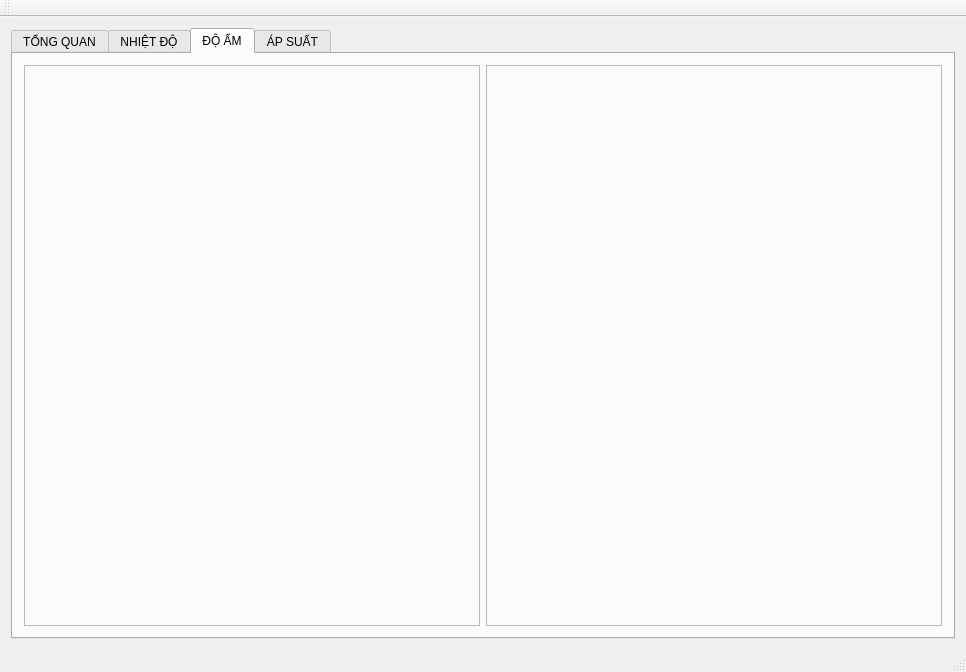
First picture: the form in mainwindow.ui, repository beanredarmy/gateway_graphic, before the edit.
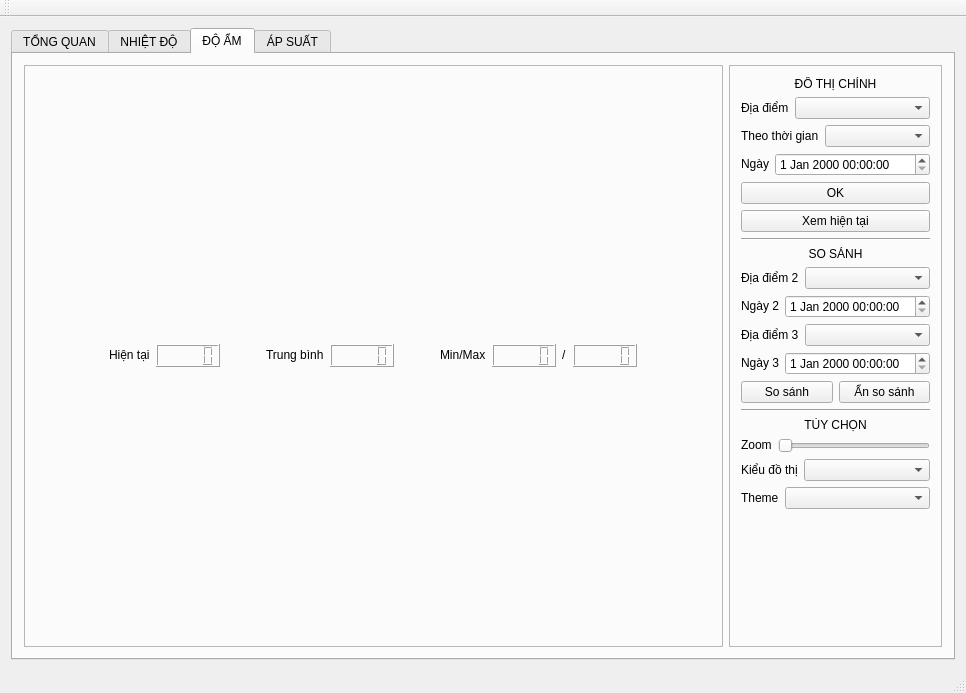
Second picture: the form after the edit. The open tabs and pages were chosen to show the change.

```diff
--- a/mainwindow.ui
+++ b/mainwindow.ui
@@ -7,7 +7,7 @@
     <x>0</x>
     <y>0</y>
     <width>966</width>
-    <height>672</height>
+    <height>693</height>
    </rect>
   </property>
   <property name="windowTitle">
@@ -796,12 +796,568 @@
         </item>
         <item row="0" column="1">
          <widget class="QFrame" name="frame_option_humi">
+          <property name="sizePolicy">
+           <sizepolicy hsizetype="Fixed" vsizetype="Minimum">
+            <horstretch>0</horstretch>
+            <verstretch>0</verstretch>
+           </sizepolicy>
+          </property>
           <property name="frameShape">
            <enum>QFrame::StyledPanel</enum>
           </property>
           <property name="frameShadow">
            <enum>QFrame::Raised</enum>
           </property>
+          <layout class="QGridLayout" name="gridLayout_9">
+           <item row="0" column="0">
+            <layout class="QVBoxLayout" name="verticalLayout_4">
+             <item>
+              <widget class="QLabel" name="label_36">
+               <property name="text">
+                <string>ĐỒ THỊ CHÍNH</string>
+               </property>
+               <property name="alignment">
+                <set>Qt::AlignCenter</set>
+               </property>
+              </widget>
+             </item>
+             <item>
+              <layout class="QHBoxLayout" name="horizontalLayout_33">
+               <property name="sizeConstraint">
+                <enum>QLayout::SetFixedSize</enum>
+               </property>
+               <item>
+                <widget class="QLabel" name="label_37">
+                 <property name="sizePolicy">
+                  <sizepolicy hsizetype="Maximum" vsizetype="Fixed">
+                   <horstretch>0</horstretch>
+                   <verstretch>0</verstretch>
+                  </sizepolicy>
+                 </property>
+                 <property name="text">
+                  <string>Địa điểm</string>
+                 </property>
+                </widget>
+               </item>
+               <item>
+                <widget class="QComboBox" name="cmbBox_humi_place">
+                 <property name="sizePolicy">
+                  <sizepolicy hsizetype="Minimum" vsizetype="Fixed">
+                   <horstretch>0</horstretch>
+                   <verstretch>0</verstretch>
+                  </sizepolicy>
+                 </property>
+                 <property name="editable">
+                  <bool>false</bool>
+                 </property>
+                 <property name="currentText">
+                  <string/>
+                 </property>
+                </widget>
+               </item>
+              </layout>
+             </item>
+             <item>
+              <layout class="QHBoxLayout" name="horizontalLayout_34">
+               <item>
+                <widget class="QLabel" name="label_38">
+                 <property name="sizePolicy">
+                  <sizepolicy hsizetype="Maximum" vsizetype="Fixed">
+                   <horstretch>0</horstretch>
+                   <verstretch>0</verstretch>
+                  </sizepolicy>
+                 </property>
+                 <property name="text">
+                  <string>Theo thời gian</string>
+                 </property>
+                </widget>
+               </item>
+               <item>
+                <widget class="QComboBox" name="cmbBox_humi_dateMode">
+                 <property name="sizePolicy">
+                  <sizepolicy hsizetype="Minimum" vsizetype="Fixed">
+                   <horstretch>0</horstretch>
+                   <verstretch>0</verstretch>
+                  </sizepolicy>
+                 </property>
+                </widget>
+               </item>
+              </layout>
+             </item>
+             <item>
+              <layout class="QHBoxLayout" name="horizontalLayout_35">
+               <property name="sizeConstraint">
+                <enum>QLayout::SetFixedSize</enum>
+               </property>
+               <item>
+                <widget class="QLabel" name="label_39">
+                 <property name="sizePolicy">
+                  <sizepolicy hsizetype="Maximum" vsizetype="Fixed">
+                   <horstretch>0</horstretch>
+                   <verstretch>0</verstretch>
+                  </sizepolicy>
+                 </property>
+                 <property name="text">
+                  <string>Ngày</string>
+                 </property>
+                </widget>
+               </item>
+               <item>
+                <widget class="QDateTimeEdit" name="dateEdit_humi_date"/>
+               </item>
+              </layout>
+             </item>
+             <item>
+              <widget class="QPushButton" name="pushButton_temp_OK_2">
+               <property name="sizePolicy">
+                <sizepolicy hsizetype="Minimum" vsizetype="Fixed">
+                 <horstretch>0</horstretch>
+                 <verstretch>0</verstretch>
+                </sizepolicy>
+               </property>
+               <property name="layoutDirection">
+                <enum>Qt::LeftToRight</enum>
+               </property>
+               <property name="text">
+                <string>OK</string>
+               </property>
+              </widget>
+             </item>
+             <item>
+              <widget class="QPushButton" name="pushButton_temp_viewNow_2">
+               <property name="text">
+                <string>Xem hiện tại</string>
+               </property>
+              </widget>
+             </item>
+             <item>
+              <widget class="Line" name="line_3">
+               <property name="orientation">
+                <enum>Qt::Horizontal</enum>
+               </property>
+              </widget>
+             </item>
+             <item>
+              <widget class="QLabel" name="label_40">
+               <property name="text">
+                <string>SO SÁNH</string>
+               </property>
+               <property name="alignment">
+                <set>Qt::AlignCenter</set>
+               </property>
+              </widget>
+             </item>
+             <item>
+              <layout class="QHBoxLayout" name="horizontalLayout_36">
+               <item>
+                <widget class="QLabel" name="label_41">
+                 <property name="sizePolicy">
+                  <sizepolicy hsizetype="Maximum" vsizetype="Fixed">
+                   <horstretch>0</horstretch>
+                   <verstretch>0</verstretch>
+                  </sizepolicy>
+                 </property>
+                 <property name="text">
+                  <string>Địa điểm 2</string>
+                 </property>
+                </widget>
+               </item>
+               <item>
+                <widget class="QComboBox" name="cmbBox_humi_place2">
+                 <property name="sizePolicy">
+                  <sizepolicy hsizetype="Minimum" vsizetype="Fixed">
+                   <horstretch>0</horstretch>
+                   <verstretch>0</verstretch>
+                  </sizepolicy>
+                 </property>
+                </widget>
+               </item>
+              </layout>
+             </item>
+             <item>
+              <layout class="QHBoxLayout" name="horizontalLayout_37">
+               <property name="sizeConstraint">
+                <enum>QLayout::SetFixedSize</enum>
+               </property>
+               <item>
+                <widget class="QLabel" name="label_42">
+                 <property name="sizePolicy">
+                  <sizepolicy hsizetype="Maximum" vsizetype="Fixed">
+                   <horstretch>0</horstretch>
+                   <verstretch>0</verstretch>
+                  </sizepolicy>
+                 </property>
+                 <property name="text">
+                  <string>Ngày 2</string>
+                 </property>
+                </widget>
+               </item>
+               <item>
+                <widget class="QDateTimeEdit" name="dateEdit_humi_date2"/>
+               </item>
+              </layout>
+             </item>
+             <item>
+              <layout class="QHBoxLayout" name="horizontalLayout_38">
+               <item>
+                <widget class="QLabel" name="label_43">
+                 <property name="sizePolicy">
+                  <sizepolicy hsizetype="Maximum" vsizetype="Fixed">
+                   <horstretch>0</horstretch>
+                   <verstretch>0</verstretch>
+                  </sizepolicy>
+                 </property>
+                 <property name="text">
+                  <string>Địa điểm 3</string>
+                 </property>
+                </widget>
+               </item>
+               <item>
+                <widget class="QComboBox" name="cmbBox_humi_place3">
+                 <property name="sizePolicy">
+                  <sizepolicy hsizetype="Minimum" vsizetype="Fixed">
+                   <horstretch>0</horstretch>
+                   <verstretch>0</verstretch>
+                  </sizepolicy>
+                 </property>
+                </widget>
+               </item>
+              </layout>
+             </item>
+             <item>
+              <layout class="QHBoxLayout" name="horizontalLayout_39">
+               <property name="sizeConstraint">
+                <enum>QLayout::SetFixedSize</enum>
+               </property>
+               <item>
+                <widget class="QLabel" name="label_44">
+                 <property name="sizePolicy">
+                  <sizepolicy hsizetype="Maximum" vsizetype="Fixed">
+                   <horstretch>0</horstretch>
+                   <verstretch>0</verstretch>
+                  </sizepolicy>
+                 </property>
+                 <property name="text">
+                  <string>Ngày 3</string>
+                 </property>
+                </widget>
+               </item>
+               <item>
+                <widget class="QDateTimeEdit" name="dateEdit_humi_date3"/>
+               </item>
+              </layout>
+             </item>
+             <item>
+              <layout class="QHBoxLayout" name="horizontalLayout_40">
+               <item>
+                <widget class="QPushButton" name="pushBtn_humi_compare">
+                 <property name="sizePolicy">
+                  <sizepolicy hsizetype="Minimum" vsizetype="Minimum">
+                   <horstretch>0</horstretch>
+                   <verstretch>0</verstretch>
+                  </sizepolicy>
+                 </property>
+                 <property name="text">
+                  <string>So sánh</string>
+                 </property>
+                </widget>
+               </item>
+               <item>
+                <widget class="QPushButton" name="pushBtn_humi_notCompare">
+                 <property name="sizePolicy">
+                  <sizepolicy hsizetype="Minimum" vsizetype="Fixed">
+                   <horstretch>0</horstretch>
+                   <verstretch>0</verstretch>
+                  </sizepolicy>
+                 </property>
+                 <property name="text">
+                  <string>Ẩn so sánh</string>
+                 </property>
+                </widget>
+               </item>
+              </layout>
+             </item>
+             <item>
+              <widget class="Line" name="line_4">
+               <property name="orientation">
+                <enum>Qt::Horizontal</enum>
+               </property>
+              </widget>
+             </item>
+             <item>
+              <widget class="QLabel" name="label_45">
+               <property name="text">
+                <string>TÙY CHỌN</string>
+               </property>
+               <property name="alignment">
+                <set>Qt::AlignCenter</set>
+               </property>
+              </widget>
+             </item>
+             <item>
+              <layout class="QHBoxLayout" name="horizontalLayout_41">
+               <item>
+                <widget class="QLabel" name="label_46">
+                 <property name="sizePolicy">
+                  <sizepolicy hsizetype="Maximum" vsizetype="Fixed">
+                   <horstretch>0</horstretch>
+                   <verstretch>0</verstretch>
+                  </sizepolicy>
+                 </property>
+                 <property name="text">
+                  <string>Zoom</string>
+                 </property>
+                </widget>
+               </item>
+               <item>
+                <widget class="QSlider" name="horizontalSlider_2">
+                 <property name="sizePolicy">
+                  <sizepolicy hsizetype="Minimum" vsizetype="Fixed">
+                   <horstretch>0</horstretch>
+                   <verstretch>0</verstretch>
+                  </sizepolicy>
+                 </property>
+                 <property name="orientation">
+                  <enum>Qt::Horizontal</enum>
+                 </property>
+                </widget>
+               </item>
+              </layout>
+             </item>
+             <item>
+              <layout class="QHBoxLayout" name="horizontalLayout_42">
+               <property name="sizeConstraint">
+                <enum>QLayout::SetFixedSize</enum>
+               </property>
+               <item>
+                <widget class="QLabel" name="label_47">
+                 <property name="sizePolicy">
+                  <sizepolicy hsizetype="Maximum" vsizetype="Fixed">
+                   <horstretch>0</horstretch>
+                   <verstretch>0</verstretch>
+                  </sizepolicy>
+                 </property>
+                 <property name="text">
+                  <string>Kiểu đồ thị</string>
+                 </property>
+                </widget>
+               </item>
+               <item>
+                <widget class="QComboBox" name="cmbBox_humi_graphMode">
+                 <property name="sizePolicy">
+                  <sizepolicy hsizetype="Minimum" vsizetype="Fixed">
+                   <horstretch>0</horstretch>
+                   <verstretch>0</verstretch>
+                  </sizepolicy>
+                 </property>
+                </widget>
+               </item>
+              </layout>
+             </item>
+             <item>
+              <layout class="QHBoxLayout" name="horizontalLayout_43">
+               <item>
+                <widget class="QLabel" name="label_48">
+                 <property name="sizePolicy">
+                  <sizepolicy hsizetype="Maximum" vsizetype="Fixed">
+                   <horstretch>0</horstretch>
+                   <verstretch>0</verstretch>
+                  </sizepolicy>
+                 </property>
+                 <property name="text">
+                  <string>Theme</string>
+                 </property>
+                </widget>
+               </item>
+               <item>
+                <widget class="QComboBox" name="comboBox_3">
+                 <property name="sizePolicy">
+                  <sizepolicy hsizetype="Minimum" vsizetype="Fixed">
+                   <horstretch>0</horstretch>
+                   <verstretch>0</verstretch>
+                  </sizepolicy>
+                 </property>
+                </widget>
+               </item>
+              </layout>
+             </item>
+            </layout>
+           </item>
+           <item row="1" column="0">
+            <spacer name="verticalSpacer_2">
+             <property name="orientation">
+              <enum>Qt::Vertical</enum>
+             </property>
+             <property name="sizeHint" stdset="0">
+              <size>
+               <width>20</width>
+               <height>39</height>
+              </size>
+             </property>
+            </spacer>
+           </item>
+          </layout>
+         </widget>
+        </item>
+        <item row="0" column="0">
+         <widget class="QFrame" name="frame_content_humi">
+          <property name="sizePolicy">
+           <sizepolicy hsizetype="Minimum" vsizetype="Minimum">
+            <horstretch>0</horstretch>
+            <verstretch>0</verstretch>
+           </sizepolicy>
+          </property>
+          <property name="frameShape">
+           <enum>QFrame::StyledPanel</enum>
+          </property>
+          <property name="frameShadow">
+           <enum>QFrame::Raised</enum>
+          </property>
+          <layout class="QGridLayout" name="gridLayout_8">
+           <item row="0" column="0">
+            <layout class="QHBoxLayout" name="horizontalLayout_29">
+             <item>
+              <layout class="QHBoxLayout" name="horizontalLayout_30">
+               <item>
+                <widget class="QLabel" name="label_32">
+                 <property name="sizePolicy">
+                  <sizepolicy hsizetype="Maximum" vsizetype="Maximum">
+                   <horstretch>0</horstretch>
+                   <verstretch>0</verstretch>
+                  </sizepolicy>
+                 </property>
+                 <property name="text">
+                  <string>Hiện tại</string>
+                 </property>
+                </widget>
+               </item>
+               <item>
+                <widget class="QLCDNumber" name="lcdNumber_curHumi">
+                 <property name="sizePolicy">
+                  <sizepolicy hsizetype="Maximum" vsizetype="Maximum">
+                   <horstretch>0</horstretch>
+                   <verstretch>0</verstretch>
+                  </sizepolicy>
+                 </property>
+                </widget>
+               </item>
+              </layout>
+             </item>
+             <item>
+              <spacer name="horizontalSpacer_7">
+               <property name="orientation">
+                <enum>Qt::Horizontal</enum>
+               </property>
+               <property name="sizeType">
+                <enum>QSizePolicy::Fixed</enum>
+               </property>
+               <property name="sizeHint" stdset="0">
+                <size>
+                 <width>40</width>
+                 <height>20</height>
+                </size>
+               </property>
+              </spacer>
+             </item>
+             <item>
+              <layout class="QHBoxLayout" name="horizontalLayout_31">
+               <item>
+                <widget class="QLabel" name="label_33">
+                 <property name="sizePolicy">
+                  <sizepolicy hsizetype="Maximum" vsizetype="Maximum">
+                   <horstretch>0</horstretch>
+                   <verstretch>0</verstretch>
+                  </sizepolicy>
+                 </property>
+                 <property name="text">
+                  <string>Trung bình</string>
+                 </property>
+                </widget>
+               </item>
+               <item>
+                <widget class="QLCDNumber" name="lcdNumber_aveHumi">
+                 <property name="sizePolicy">
+                  <sizepolicy hsizetype="Maximum" vsizetype="Maximum">
+                   <horstretch>0</horstretch>
+                   <verstretch>0</verstretch>
+                  </sizepolicy>
+                 </property>
+                </widget>
+               </item>
+              </layout>
+             </item>
+             <item>
+              <spacer name="horizontalSpacer_8">
+               <property name="orientation">
+                <enum>Qt::Horizontal</enum>
+               </property>
+               <property name="sizeType">
+                <enum>QSizePolicy::Fixed</enum>
+               </property>
+               <property name="sizeHint" stdset="0">
+                <size>
+                 <width>40</width>
+                 <height>20</height>
+                </size>
+               </property>
+              </spacer>
+             </item>
+             <item>
+              <layout class="QHBoxLayout" name="horizontalLayout_32">
+               <item>
+                <widget class="QLabel" name="label_34">
+                 <property name="sizePolicy">
+                  <sizepolicy hsizetype="Maximum" vsizetype="Maximum">
+                   <horstretch>0</horstretch>
+                   <verstretch>0</verstretch>
+                  </sizepolicy>
+                 </property>
+                 <property name="text">
+                  <string>Min/Max</string>
+                 </property>
+                </widget>
+               </item>
+               <item>
+                <widget class="QLCDNumber" name="lcdNumber_minHumi">
+                 <property name="sizePolicy">
+                  <sizepolicy hsizetype="Maximum" vsizetype="Maximum">
+                   <horstretch>0</horstretch>
+                   <verstretch>0</verstretch>
+                  </sizepolicy>
+                 </property>
+                </widget>
+               </item>
+               <item>
+                <widget class="QLabel" name="label_35">
+                 <property name="sizePolicy">
+                  <sizepolicy hsizetype="Maximum" vsizetype="Maximum">
+                   <horstretch>0</horstretch>
+                   <verstretch>0</verstretch>
+                  </sizepolicy>
+                 </property>
+                 <property name="text">
+                  <string>/</string>
+                 </property>
+                </widget>
+               </item>
+               <item>
+                <widget class="QLCDNumber" name="lcdNumber_maxHumi">
+                 <property name="sizePolicy">
+                  <sizepolicy hsizetype="Maximum" vsizetype="Maximum">
+                   <horstretch>0</horstretch>
+                   <verstretch>0</verstretch>
+                  </sizepolicy>
+                 </property>
+                </widget>
+               </item>
+              </layout>
+             </item>
+            </layout>
+           </item>
+           <item row="1" column="0">
+            <layout class="QGridLayout" name="gridLayout_graph_humi"/>
+           </item>
+          </layout>
          </widget>
         </item>
        </layout>
```
Left out of the diff: 12 changed lines with no effect on the pictures.
